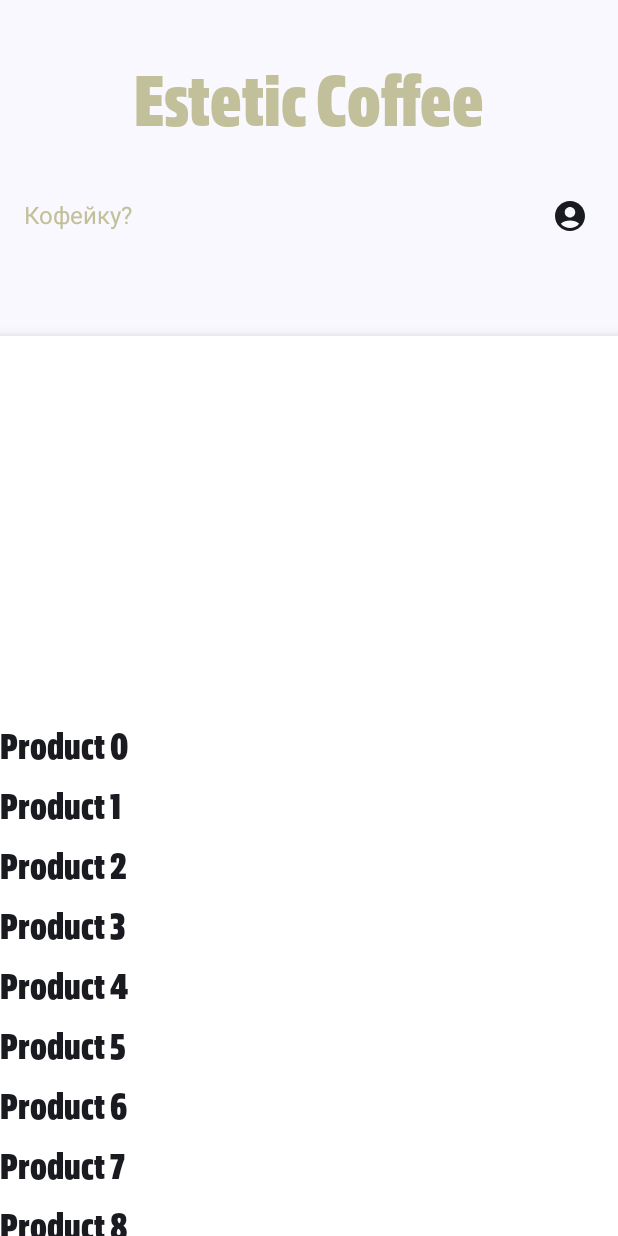
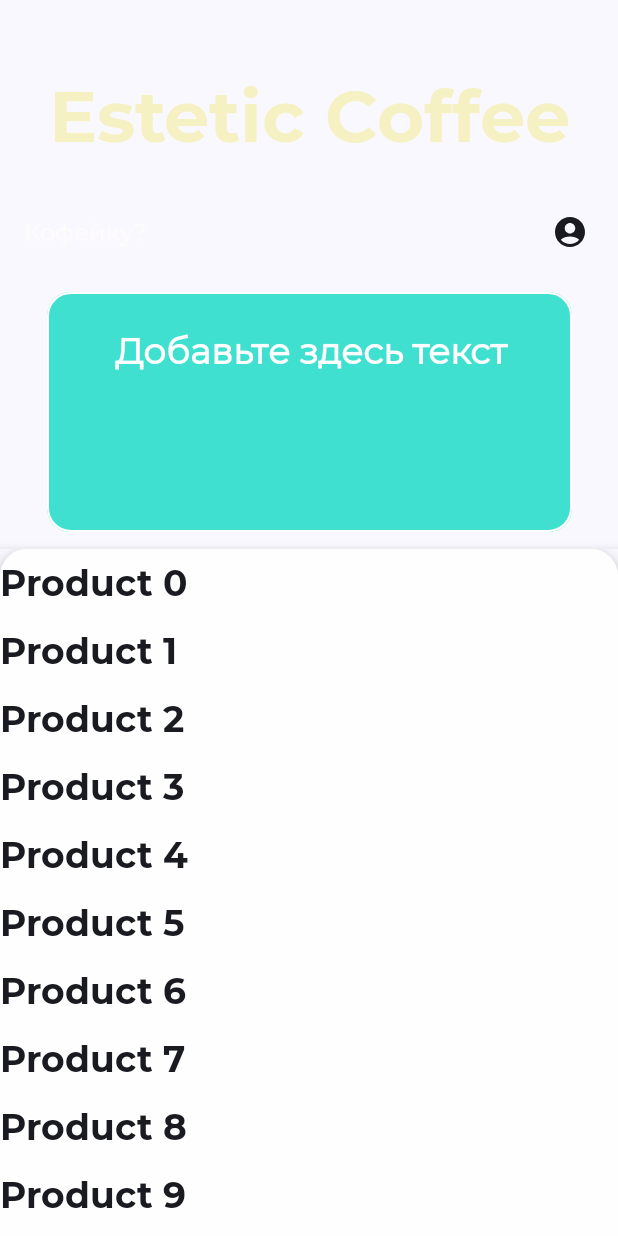
Before and after one commit to treezyyy/CoffeShop, an Android app built with Jetpack Compose: the screen it shows after launch (MainActivity), on a phone screen of 412 x 824 dp. Run offline under Robolectric (Android 15) with nearby library versions, the phone set to English and light mode, and no system bars; 2 statements that could not run were skipped.

Commit message:
пупуня

```diff
--- a/app/src/main/java/com/example/coffeshop/MainActivity.kt
+++ b/app/src/main/java/com/example/coffeshop/MainActivity.kt
@@ -3,7 +3,9 @@ package com.example.coffeshop
 import android.os.Bundle
 import androidx.activity.ComponentActivity
 import androidx.activity.compose.setContent
+import androidx.compose.foundation.BorderStroke
 import androidx.compose.foundation.background
+import androidx.compose.foundation.border
 import androidx.compose.foundation.layout.*
 import androidx.compose.material.icons.Icons
 import androidx.compose.material.icons.filled.AccountCircle
@@ -25,8 +27,16 @@ import com.example.coffeshop.ui.theme.LogoColor
 import androidx.compose.foundation.layout.*
 import androidx.compose.foundation.lazy.LazyColumn
 import androidx.compose.foundation.lazy.itemsIndexed
+import androidx.compose.foundation.shape.RoundedCornerShape
 import androidx.compose.material.*
+import androidx.compose.material3.ColorScheme
 import androidx.compose.runtime.*
+import androidx.compose.ui.draw.clip
+import androidx.compose.ui.platform.LocalConfiguration
+import androidx.compose.ui.text.font.FontWeight
+import androidx.compose.ui.text.style.TextAlign
+import com.example.coffeshop.ui.theme.BrownColor
+import com.example.coffeshop.ui.theme.white
 
 
 class MainActivity : ComponentActivity() {
@@ -52,7 +62,7 @@ fun ProductList() {
     LazyColumn(
         modifier = Modifier.fillMaxSize() // Заполнение всей доступной высоты
     ) {
-        itemsIndexed(products) {index, product ->
+        itemsIndexed(products) { _, product ->
             Text(
                 text = product,
                 style = MaterialTheme.typography.displayLarge,
@@ -74,13 +84,37 @@ fun MainScreen() {
 
     BottomSheetScaffold(
         scaffoldState = sheetState,
-        sheetContent = {
-            Box(
-                modifier = Modifier.fillMaxWidth().heightIn(min = 256.dp, max = 600.dp)
-            )
-            ProductList()
+        sheetContent = {Box(
+            modifier = Modifier
+                .fillMaxWidth()
+                .heightIn(min = 0.dp, LocalConfiguration.current.screenHeightDp.dp-12.dp)
+                .background(Color.Transparent) // Устанавливаем прозрачный фон для основного Box
+        ) {
+
+            Card(
+                shape = RoundedCornerShape(topStart = 18.dp, topEnd = 18 .dp),
+                backgroundColor = MaterialTheme.colorScheme.background, // Задаем белый цвет фона для Card
+                elevation = 8.dp,
+                modifier = Modifier
+                    .fillMaxWidth()
+                    .heightIn(min = 0.dp, LocalConfiguration.current.screenHeightDp.dp-12.dp)
+                    .align(Alignment.TopCenter) // Центрируем Card внутри Box
+                    .background(color = MaterialTheme.colorScheme.background)
+            ) {
+                Box(
+                    modifier = Modifier
+                        .fillMaxSize()
+                        .background(Color(0xFFFEFEFE)) // Цвет фона для содержимого
+                        .clip(RoundedCornerShape(topStart = 16.dp, topEnd = 16.dp)) // Закругление углов для содержимого
+                ) {
+
+                    ProductList()
+                }
+            }
+        }
         },
-        sheetPeekHeight = 600.dp,
+
+        sheetPeekHeight = 458.dp,
         content = {
             Box(
                 modifier = Modifier
@@ -108,13 +142,16 @@ fun MainScreen() {
                     ) {
                         Text(
                             text = "Кофейку?",
-                            color = LogoColor, // Цвет текста
+                            color = BrownColor, // Цвет текста
                             fontSize = 16.sp, // Размер текста
                             style = MaterialTheme.typography.bodyLarge,
                             modifier = Modifier
                                 .padding(start = 16.dp)
                                 .weight(1f) // Отступ справа
                         )
+
+                        // Прямоугольник похожий на карту
+
                         IconButton(
                             onClick = { /* Действие при нажатии */ },
                             modifier = Modifier
@@ -127,6 +164,29 @@ fun MainScreen() {
                             )
                         }
                     }
+                    Box(
+                        modifier = Modifier
+                            .paddingFromBaseline(top = 64.dp)
+                            .size(350.dp,160.dp)
+                            .background(Color(0xFF40E0D0),
+                                shape = RoundedCornerShape(16.dp)) // Цвет берюзовой карты
+                            .align(Alignment.CenterHorizontally)
+                            .border(1.dp,Color.White,
+                            shape = RoundedCornerShape(16.dp))
+                    )
+                    {
+                        // Добавьте другие элементы внутри прямоугольника
+                        Text(
+                            text = "Добавьте здесь текст",
+                            color = Color.White,
+                            fontSize = 24.sp,
+                            fontWeight = FontWeight.Bold,
+                            textAlign = TextAlign.Center,
+                            modifier = Modifier
+                                .paddingFromBaseline(top = 48.dp) // Расстояние от базовой линии сверху
+                                .align(Alignment.TopCenter) // Выравнивание по центру
+                        )
+                    }
                 }
             }
         }
--- a/app/src/main/java/com/example/coffeshop/ui/theme/Color.kt
+++ b/app/src/main/java/com/example/coffeshop/ui/theme/Color.kt
@@ -10,6 +10,7 @@ val Purple40 = Color(0xFF6650a4)
 val PurpleGrey40 = Color(0xFF625b71)
 val Pink40 = Color(0xFF7D5260)
 
-val CoffeeColor = Color(0xFF4C2F27)
-val BrownColor = Color(0xFFD7CCC8)
-val LogoColor = Color(0xFFC2C09A)
+val CoffeeColor = Color(0xFF5C3B23)
+val BrownColor = Color(0xFFFEFCFA)
+val LogoColor = Color(0xFFF5F1C3)
+val white = Color(0xFFFEFEFE)
--- a/app/src/main/java/com/example/coffeshop/ui/theme/Typography.kt
+++ b/app/src/main/java/com/example/coffeshop/ui/theme/Typography.kt
@@ -8,10 +8,10 @@ import androidx.compose.ui.unit.sp
 import com.example.coffeshop.R
 
 val OswaldBold = FontFamily(
-    Font(R.font.heavy, FontWeight.SemiBold)
+    Font(R.font.montserratbold, FontWeight.SemiBold)
 )
 val OswaldLight = FontFamily(
-    Font(R.font.book, FontWeight.Light)
+    Font(R.font.montserratregular, FontWeight.Light)
 )
 
 val coffeshopTypography = Typography(
```
Also changed, not shown: app/src/main/res/font/montserratbold.ttf (added), app/src/main/res/font/montserratregular.ttf (added), app/src/main/res/font/santanablack.ttf (added), app/src/main/res/font/santanaregularcondensed.ttf (added).
